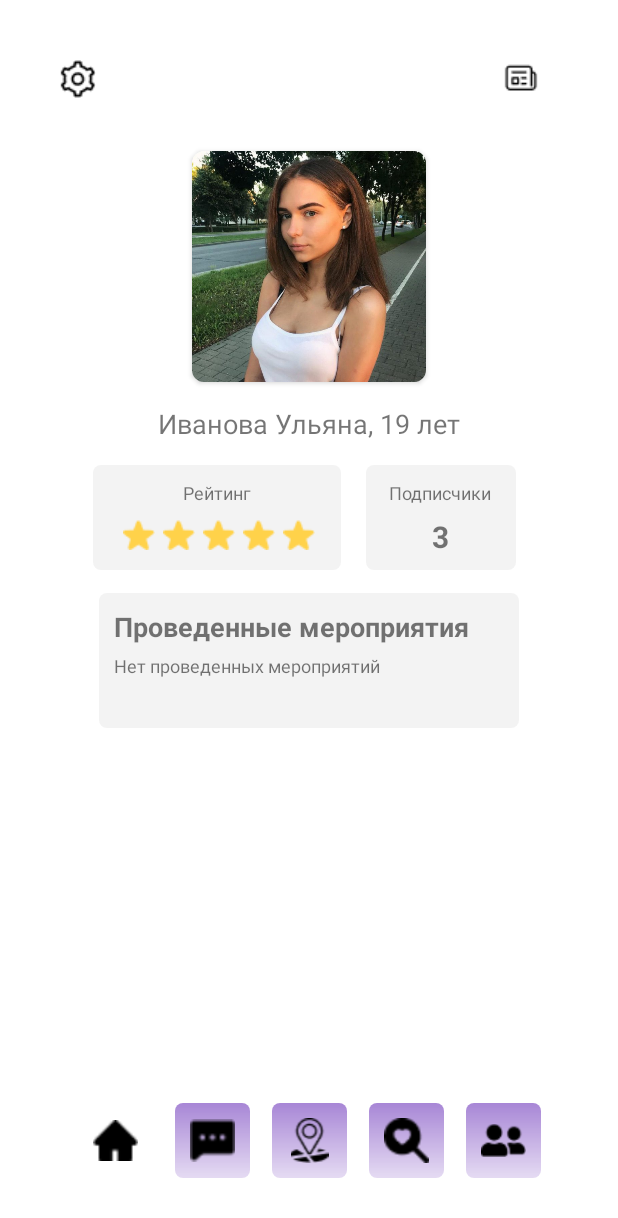
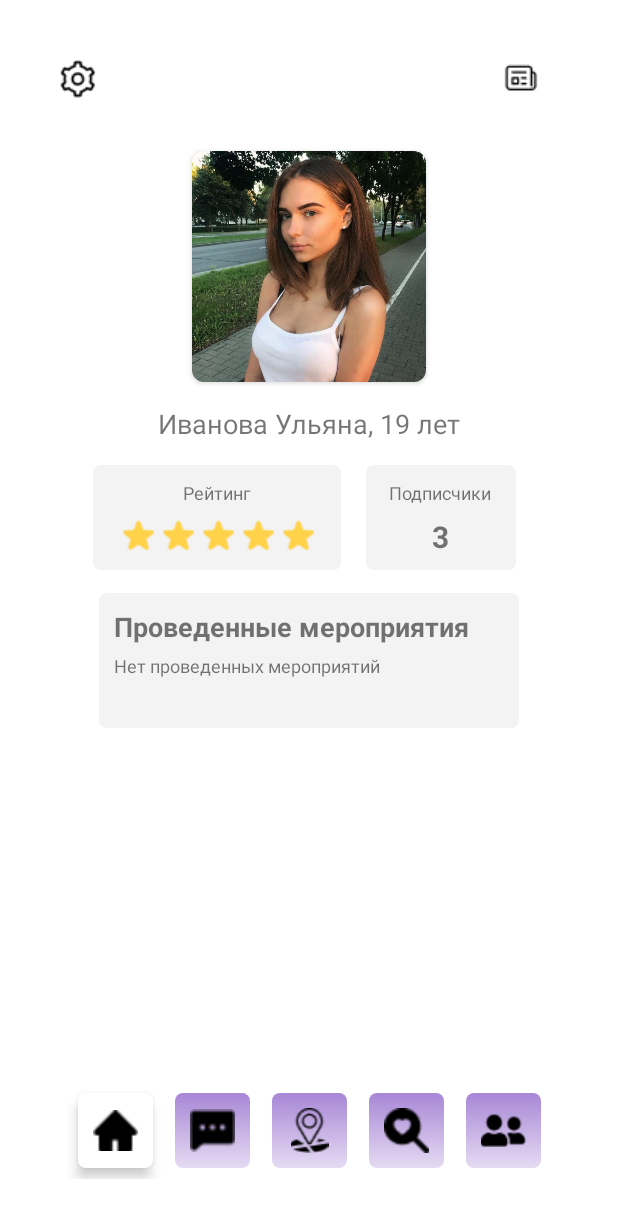
Before and after one commit to TheDedEgor/CITYrest, an Android app: the HomeActivity screen opened directly, with no data from a screen before it, on a phone screen of 412 x 824 dp. Shown: the top 1218 px of the screen. Run offline under Robolectric (Android 15) with nearby library versions, the phone set to English and light mode, and no system bars; our stand-ins replace CircleImageView; libraries missing offline, so code that uses them is left out: com.yandex.mapkit; 2 statements that could not run were skipped.

Commit message:
Вкладка с картой более менее готова

```diff
--- a/app/src/main/AndroidManifest.xml
+++ b/app/src/main/AndroidManifest.xml
@@ -21,6 +21,9 @@
         <activity android:name=".FirstRegActivity"></activity>
         <activity android:name=".SecondRegActivity"></activity>
         <activity android:name=".HomeActivity"></activity>
+        <activity android:name=".FilterActivity"
+            android:theme="@style/Theme.AppCompat.Dialog">
+        </activity>
     </application>
 
 </manifest>
--- a/app/src/main/res/drawable/active_tab.xml
+++ b/app/src/main/res/drawable/active_tab.xml
@@ -2,4 +2,9 @@
 <shape xmlns:android="http://schemas.android.com/apk/res/android"
     android:shape="rectangle">
     <solid android:color="@color/white"/>
+    <corners
+        android:bottomRightRadius="5dp"
+        android:bottomLeftRadius="5dp"
+        android:topLeftRadius="5dp"
+        android:topRightRadius="5dp" />
 </shape>
--- a/app/src/main/res/layout/menu.xml
+++ b/app/src/main/res/layout/menu.xml
@@ -9,7 +9,8 @@
     app:layout_constraintRight_toRightOf="parent"
     app:layout_constraintLeft_toLeftOf="parent"
     app:layout_constraintBottom_toBottomOf="parent"
-    xmlns:android="http://schemas.android.com/apk/res/android">
+    xmlns:android="http://schemas.android.com/apk/res/android"
+    android:translationZ="1dp">
 
     <ImageView
         android:id="@+id/home_image"
@@ -17,11 +18,14 @@
         android:layout_height="50dp"
         android:layout_marginLeft="7dp"
         android:layout_marginRight="7dp"
+        android:layout_marginTop="7dp"
+        android:layout_marginBottom="7dp"
         android:background="@drawable/active_tab"
         android:clickable="true"
         android:onClick="clickHome"
         android:padding="10dp"
-        android:src="@drawable/home" />
+        android:src="@drawable/home"
+        android:translationZ="5dp"/>
 
     <ImageView
         android:id="@+id/chat_image"
@@ -29,11 +33,14 @@
         android:layout_height="50dp"
         android:layout_marginLeft="7dp"
         android:layout_marginRight="7dp"
+        android:layout_marginTop="7dp"
+        android:layout_marginBottom="7dp"
         android:background="@drawable/no_active_tab"
         android:clickable="true"
         android:onClick="clickChat"
         android:padding="10dp"
-        android:src="@drawable/chat" />
+        android:src="@drawable/chat"
+        android:translationZ="5dp"/>
 
     <ImageView
         android:id="@+id/map_image"
@@ -41,11 +48,14 @@
         android:layout_height="50dp"
         android:layout_marginLeft="7dp"
         android:layout_marginRight="7dp"
+        android:layout_marginTop="7dp"
+        android:layout_marginBottom="7dp"
         android:background="@drawable/no_active_tab"
         android:clickable="true"
         android:onClick="clickMap"
         android:padding="10dp"
-        android:src="@drawable/maping" />
+        android:src="@drawable/maping"
+        android:translationZ="5dp"/>
 
     <ImageView
         android:id="@+id/search_image"
@@ -53,11 +63,14 @@
         android:layout_height="50dp"
         android:layout_marginLeft="7dp"
         android:layout_marginRight="7dp"
+        android:layout_marginTop="7dp"
+        android:layout_marginBottom="7dp"
         android:background="@drawable/no_active_tab"
         android:clickable="true"
         android:onClick="clickSearch"
         android:padding="10dp"
-        android:src="@drawable/search" />
+        android:src="@drawable/search"
+        android:translationZ="5dp"/>
 
     <ImageView
         android:id="@+id/events_image"
@@ -65,9 +78,12 @@
         android:layout_height="50dp"
         android:layout_marginLeft="7dp"
         android:layout_marginRight="7dp"
+        android:layout_marginTop="7dp"
+        android:layout_marginBottom="7dp"
         android:background="@drawable/no_active_tab"
         android:clickable="true"
         android:onClick="clickEvents"
         android:padding="10dp"
-        android:src="@drawable/events" />
+        android:src="@drawable/events"
+        android:translationZ="5dp"/>
 </LinearLayout>
--- a/app/src/main/res/values/strings.xml
+++ b/app/src/main/res/values/strings.xml
@@ -104,4 +104,10 @@
         <item>2003</item>
         <item>2004</item>
     </string-array>
+    <string-array name="events">
+        <item>Мероприятие</item>
+    </string-array>
+    <string-array name="nearby">
+        <item>Поблизости</item>
+    </string-array>
 </resources>
```
Also changed, not shown: app/src/main/java/com/example/myapp/HomeActivity.java (+44 -14 lines), app/src/main/java/com/example/myapp/SecondRegActivity.java (+3 -5 lines), app/src/main/res/layout/map.xml (added, +45 -0 lines), app/src/main/res/layout/test.xml (deleted, +0 -12 lines), app/src/main/res/layout/spinner_item_in_registration.xml (renamed from app/src/main/res/layout/spinner_item.xml).
